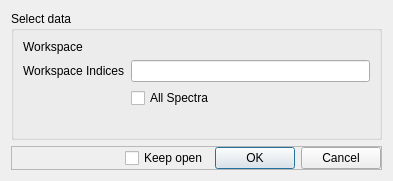
mantidproject/mantid, file qt/scientific_interfaces/Indirect/IndirectAddWorkspaceDialog.ui: the form before one commit.
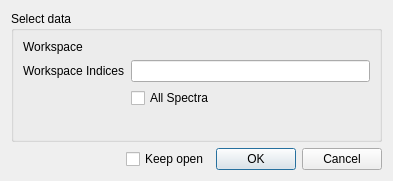
The form after the commit. Custom widgets are drawn as their Qt base class.

Commit message: Refs #23813. Remove unneeded includes and frame shadows

```diff
--- a/qt/scientific_interfaces/Indirect/IndirectAddWorkspaceDialog.ui
+++ b/qt/scientific_interfaces/Indirect/IndirectAddWorkspaceDialog.ui
@@ -79,12 +79,6 @@
    </item>
    <item>
     <widget class="QFrame" name="frame">
-     <property name="frameShape">
-      <enum>QFrame::StyledPanel</enum>
-     </property>
-     <property name="frameShadow">
-      <enum>QFrame::Raised</enum>
-     </property>
      <layout class="QHBoxLayout" name="horizontalLayout">
       <property name="leftMargin">
        <number>0</number>
```
The commit also changes 5 other files.
